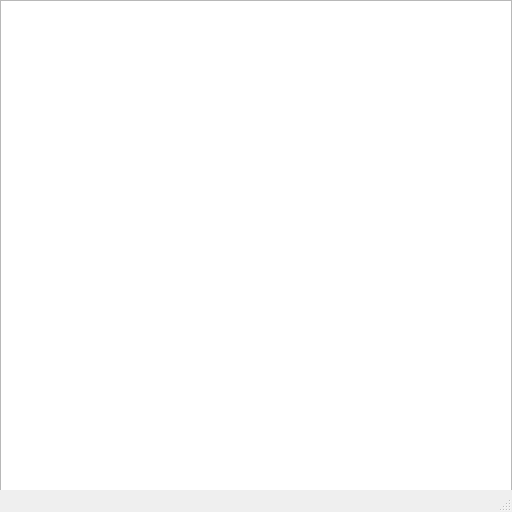
First picture: the form in coursework/mainwindow.ui, repository DaniilGGuY/CG_course, before the edit.
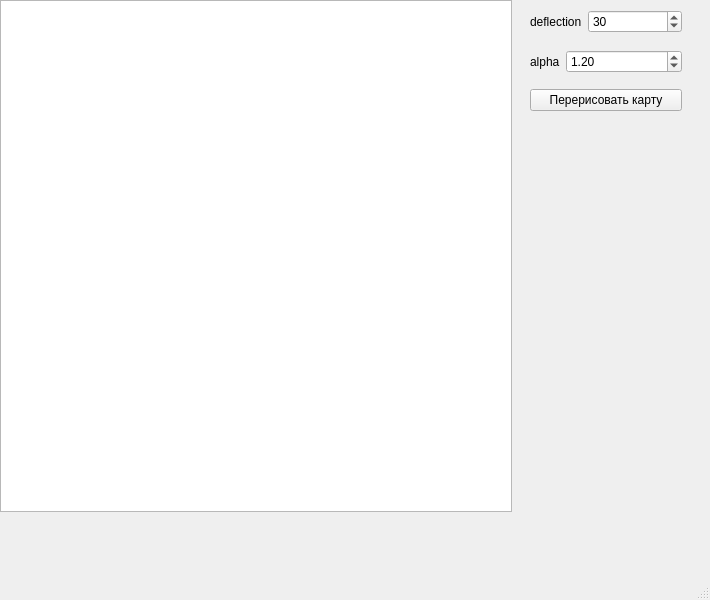
Second picture: the form after the edit.

```diff
--- a/coursework/mainwindow.ui
+++ b/coursework/mainwindow.ui
@@ -6,8 +6,8 @@
    <rect>
     <x>0</x>
     <y>0</y>
-    <width>512</width>
-    <height>512</height>
+    <width>710</width>
+    <height>600</height>
    </rect>
   </property>
   <property name="windowTitle">
@@ -24,6 +24,70 @@
      </rect>
     </property>
    </widget>
+   <widget class="QWidget" name="layoutWidget">
+    <property name="geometry">
+     <rect>
+      <x>530</x>
+      <y>10</y>
+      <width>152</width>
+      <height>101</height>
+     </rect>
+    </property>
+    <layout class="QVBoxLayout" name="verticalLayout">
+     <item>
+      <layout class="QFormLayout" name="formLayout">
+       <item row="0" column="0">
+        <widget class="QLabel" name="label">
+         <property name="text">
+          <string>deflection</string>
+         </property>
+        </widget>
+       </item>
+       <item row="0" column="1">
+        <widget class="QSpinBox" name="deflection_spin">
+         <property name="minimum">
+          <number>10</number>
+         </property>
+         <property name="maximum">
+          <number>100</number>
+         </property>
+         <property name="value">
+          <number>30</number>
+         </property>
+        </widget>
+       </item>
+      </layout>
+     </item>
+     <item>
+      <layout class="QFormLayout" name="formLayout_2">
+       <item row="0" column="0">
+        <widget class="QLabel" name="label_2">
+         <property name="text">
+          <string>alpha</string>
+         </property>
+        </widget>
+       </item>
+       <item row="0" column="1">
+        <widget class="QDoubleSpinBox" name="alpha_spin">
+         <property name="maximum">
+          <double>99.000000000000000</double>
+         </property>
+         <property name="value">
+          <double>1.200000000000000</double>
+         </property>
+        </widget>
+       </item>
+      </layout>
+     </item>
+     <item>
+      <widget class="QPushButton" name="pushButton">
+       <property name="text">
+        <string>Перерисовать карту</string>
+       </property>
+      </widget>
+     </item>
+    </layout>
+   </widget>
   </widget>
   <widget class="QMenuBar" name="menubar">
    <property name="geometry">
```
Left out of the diff: 4 changed lines with no effect on the pictures.
